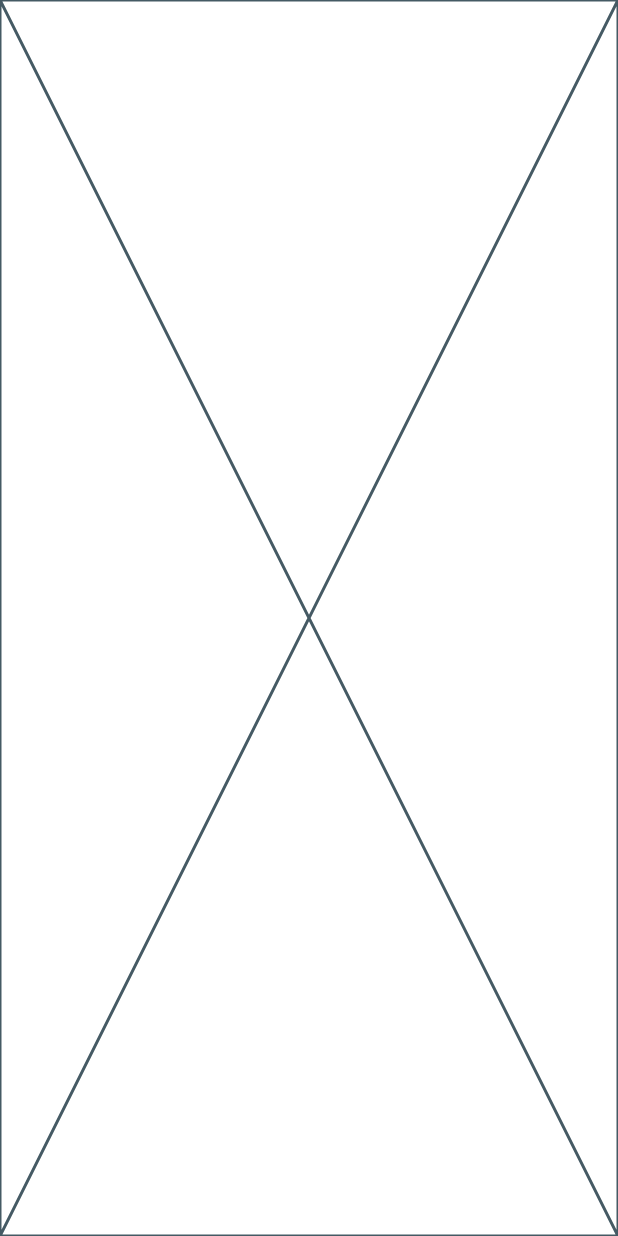
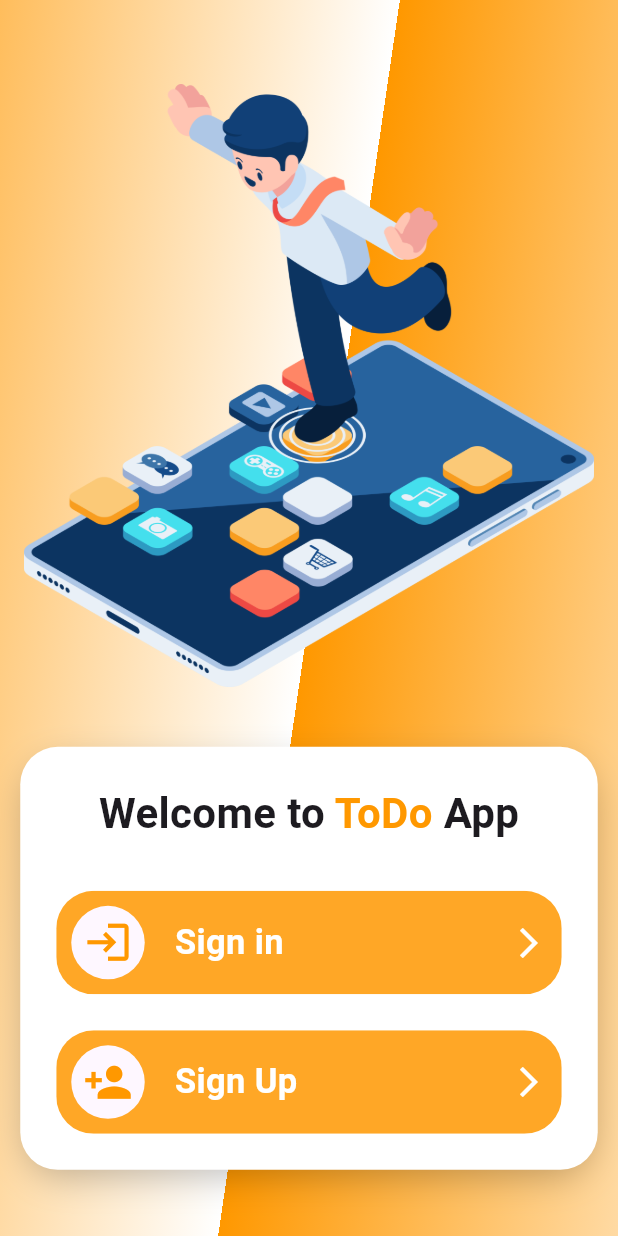
Before and after one commit to ahmadihya9860/Todo-app, a Flutter app: the screen it shows after launch, on a phone screen of 412 x 824 dp. Run offline on Flutter 3.47's test engine with Material 3 defaults, Android fonts, the phone set to English and light mode, and no system bars.

Commit message:
new updates

```diff
--- /dev/null
+++ b/devtools_options.yaml
@@ -0,0 +1,3 @@
+description: This file stores settings for Dart & Flutter DevTools.
+documentation: https://docs.flutter.dev/tools/devtools/extensions#configure-extension-enablement-states
+extensions:
--- a/lib/home_page.dart
+++ /dev/null
@@ -1,11 +0,0 @@
-
-import 'package:flutter/material.dart';
-
-class Home extends StatelessWidget {
-  const Home({super.key});
-
-  @override
-  Widget build(BuildContext context) {
-    return const Placeholder();
-  }
-}
--- a/lib/main.dart
+++ b/lib/main.dart
@@ -1,5 +1,10 @@
 import 'package:flutter/material.dart';
-import 'package:project/home_page.dart';
+import 'package:project/pages/home_page.dart';
+import 'package:project/pages/login_screen.dart';
+import 'package:project/pages/settings_page.dart';
+import 'package:project/pages/sign_up_page.dart';
+import 'package:project/pages/tasks_page.dart';
+import 'package:project/pages/welcome_page.dart';
 
 void main() {
   runApp(MyApp());
@@ -11,7 +16,17 @@ class MyApp extends StatelessWidget {
   @override
   Widget build(BuildContext context) {
     return MaterialApp(
-      home: Home(),
+      debugShowCheckedModeBanner: false, // إزالة شعار الـ debug
+      home: WelcomePage(), // الصفحة الرئيسية عند فتح التطبيق
+      routes: {
+        // تعريف جميع الصفحات في التطبيق
+        "/home_page": (_) => HomePage(),
+        "welcome_page": (_) => WelcomePage(),
+        "/sign_up_page": (_) => SignUpPage(),
+        "/login_page": (_) => LoginScreen(),
+        "/tasks_page": (_) => TasksPage(),
+        "/settings_page": (_) => SettingsPage(),
+      },
     );
   }
 }
--- /dev/null
+++ b/lib/pages/welcome_page.dart
@@ -0,0 +1,175 @@
+import 'package:flutter/material.dart';
+
+class WelcomePage extends StatelessWidget {
+  const WelcomePage({super.key});
+
+  @override
+  Widget build(BuildContext context) {
+    return Container(
+      // التدرج اللوني لخلفية صفحة الترحيب
+      decoration: BoxDecoration(
+        gradient: LinearGradient(
+          colors: [Colors.white, Colors.orange],
+          begin: Alignment.center,
+          end: Alignment.bottomCenter,
+          transform: GradientRotation(8),
+          tileMode: TileMode.repeated,
+        ),
+      ),
+      child: Scaffold(
+        backgroundColor: Colors.transparent, // الشفافية للحفاظ على التدرج
+        appBar: AppBar(backgroundColor: Colors.transparent),
+        body: Column(
+          children: [
+            // صورة الترحيب في الأعلى
+            Image.asset("assets/images/welcome_page_image.png", width: 380),
+            SizedBox(height: 40),
+            Center(
+              child: Container(
+                width: 385,
+                padding: EdgeInsets.all(8),
+                decoration: BoxDecoration(
+                  color: Colors.white, // خلفية البطاقة
+                  borderRadius: BorderRadius.circular(25),
+                  boxShadow: [
+                    BoxShadow(
+                      offset: Offset(0, 8),
+                      blurRadius: 20,
+                      spreadRadius: -4,
+                      color: Colors.black.withValues(alpha: .25), // تأثير الظل
+                    ),
+                  ],
+                ),
+                child: Padding(
+                  padding: const EdgeInsets.all(16.0),
+                  child: Column(
+                    children: [
+                      Align(
+                        alignment: Alignment.center,
+                        child: Center(
+                          // نص الترحيب مع جزء ملون
+                          child: Text.rich(
+                            TextSpan(
+                              style: TextStyle(
+                                fontSize: 28,
+                                fontWeight: FontWeight.bold,
+                              ),
+                              children: [
+                                TextSpan(text: "Welcome to "),
+                                TextSpan(
+                                  text: "ToDo ",
+                                  style: TextStyle(
+                                    color: Colors.orange,
+                                  ), // الجزء الملون
+                                ),
+                                TextSpan(text: "App"),
+                              ],
+                            ),
+                          ),
+                        ),
+                      ),
+                      SizedBox(height: 32),
+                      // زر تسجيل الدخول
+                      ActionButton(
+                        icon: Icons.login,
+                        title: "Sign in",
+                        onTap: () {
+                          Navigator.pushNamed(context, "/login_page");
+                        }, // حدث الضغط على الزر
+                      ),
+                      SizedBox(height: 24),
+                      // زر التسجيل
+                      ActionButton(
+                        icon: Icons.person_add,
+                        title: "Sign Up",
+                        onTap: () {
+                          Navigator.pushNamed(
+                            context,
+                            "/sign_up_page",
+                          ); // الانتقال لصفحة التسجيل
+                        },
+                      ),
+                    ],
+                  ),
+                ),
+              ),
+            ),
+          ],
+        ),
+      ),
+    );
+  }
+}
+
+// ويدجيت إعادة الاستخدام للأزرار
+class ActionButton extends StatelessWidget {
+  final IconData icon;
+  final String title;
+  final void Function()? onTap;
+
+  const ActionButton({
+    super.key,
+    required this.icon,
+    required this.title,
+    required this.onTap,
+  });
+
+  @override
+  Widget build(BuildContext context) {
+    return Material(
+      color: Colors.transparent,
+      child: InkWell(
+        onTap: onTap, // التعامل مع حدث الضغط
+        borderRadius: BorderRadius.circular(25),
+        splashColor: Theme.of(context).colorScheme.scrim.withValues(alpha: .6),
+        splashFactory: NoSplash.splashFactory,
+        child: Ink(
+          decoration: BoxDecoration(
+            color: Colors.orange.shade400, // لون خلفية الزر
+            borderRadius: BorderRadius.circular(25),
+          ),
+          child: Padding(
+            padding: const EdgeInsets.all(10.0),
+            child: Row(
+              mainAxisAlignment: MainAxisAlignment.spaceBetween,
+              children: [
+                // أيقونة دائرية على اليسار
+                Container(
+                  decoration: BoxDecoration(
+                    color: Theme.of(context).colorScheme.surface,
+                    shape: BoxShape.circle,
+                  ),
+                  child: Padding(
+                    padding: const EdgeInsets.all(8.0),
+                    child: Icon(icon, color: Colors.orange, size: 33),
+                  ),
+                ),
+                SizedBox(width: 20),
+                Expanded(
+                  child: Row(
+                    children: [
+                      // نص الزر
+                      Text(
+                        title,
+                        style: TextStyle(
+                          fontSize: 23,
+                          color: Theme.of(context).colorScheme.onPrimary,
+                          fontWeight: FontWeight.bold,
+                        ),
+                      ),
+                    ],
+                  ),
+                ),
+                // أيقونة السهم على اليمين
+                Icon(
+                  Icons.arrow_forward_ios,
+                  color: Theme.of(context).colorScheme.onPrimary,
+                ),
+              ],
+            ),
+          ),
+        ),
+      ),
+    );
+  }
+}
```
Also changed, not shown: lib/pages/home_page.dart (added, +10 -0 lines), lib/pages/login_screen.dart (added, +128 -0 lines), lib/pages/settings_page.dart (added, +10 -0 lines), lib/pages/sign_up_page.dart (added, +229 -0 lines), lib/pages/tasks_page.dart (added, +10 -0 lines), lib/widgets/bottom_nav_bar.dart (added, +47 -0 lines), pubspec.yaml (+4 -67 lines), assets/images/welcome_page_background2.jpg (added), assets/images/welcome_page_image.png (added), pubspec.lock, 2 other files.
